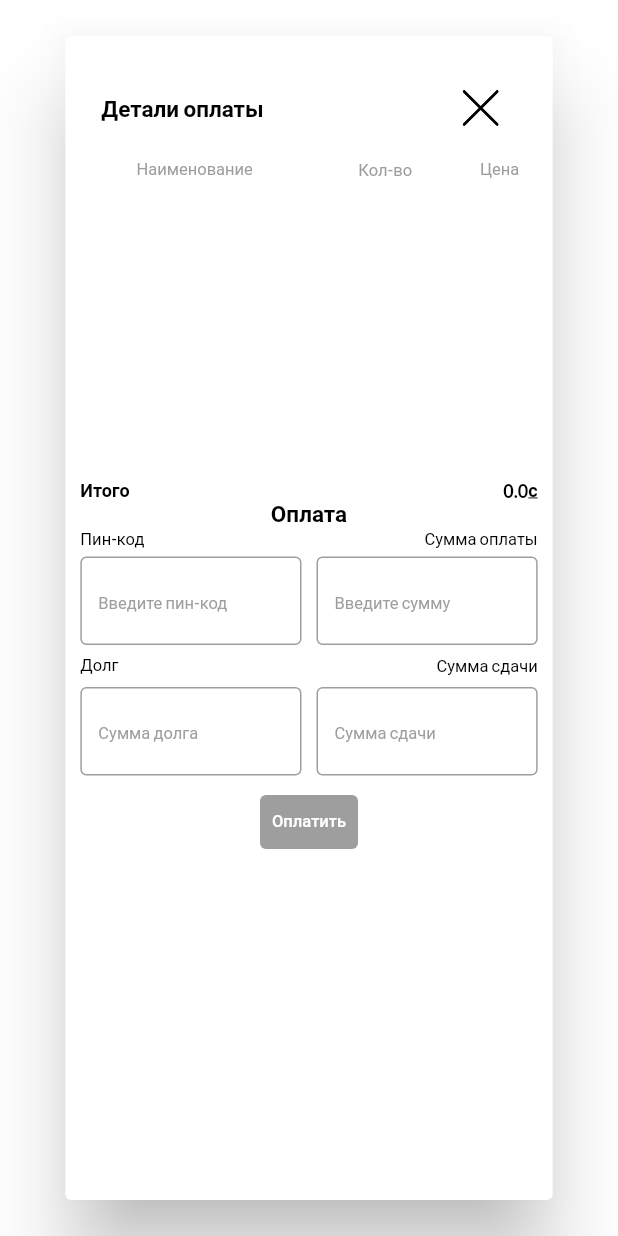
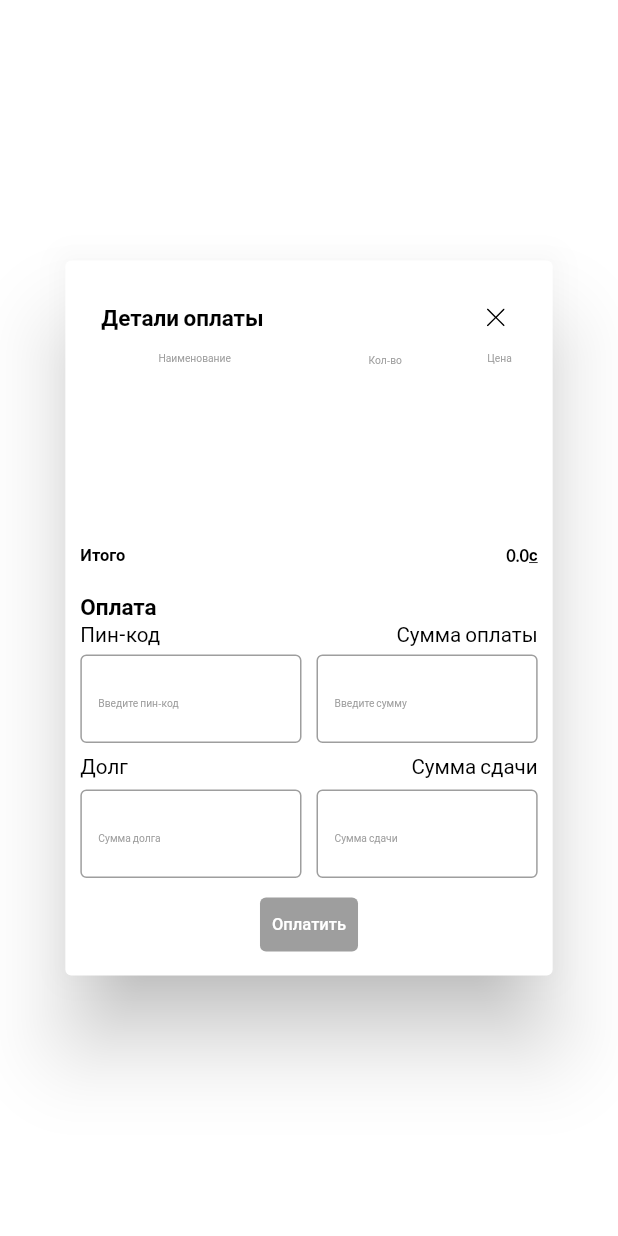
Before and after one commit to jomagsm/it_megacom_hackthon, a Flutter app: the PaymentModalWindow screen opened directly with empty values, on a phone screen of 412 x 824 dp. Run offline on Flutter 3.47's test engine with Material 2 defaults, Android fonts, the phone set to English and light mode, and no system bars; our stand-ins replace bloc, dio, flutter_bloc, flutter_svg, freezed_annotation, google_fonts and 2 more; accounts and stored records are empty; generated files the repository leaves out were written again; network calls fail.

Commit message:
Fix size buffet screen

```diff
--- a/lib/screens/buffet/widgets/card_content.dart
+++ b/lib/screens/buffet/widgets/card_content.dart
@@ -21,7 +21,7 @@ class CardContent extends StatelessWidget {
                 child: Container(
                   width: double.infinity,
                   decoration: BoxDecoration(
-                    color: ColorPalette.productsCardName,
+                    color: ColorPalette.dividerColor,
                     borderRadius: BorderRadius.all(Radius.circular(8)),
                   ),
                   child: Padding(
--- a/lib/screens/buffet/widgets/card_content_price.dart
+++ b/lib/screens/buffet/widgets/card_content_price.dart
@@ -20,7 +20,7 @@ class CardContentPrice extends StatelessWidget {
                 child: Container(
                   margin: EdgeInsets.only(bottom: 7.0.w, right: 10),
                   child: CircleAvatar(
-                    radius: 2.40.h,
+                    radius: 3.0.h,
                     backgroundColor: ColorPalette.productsCardCirculeAvatar,
                     child: RichText(
                       textAlign: TextAlign.center,
--- a/lib/screens/buffet_payment/widgets/payment_modal_data.dart
+++ b/lib/screens/buffet_payment/widgets/payment_modal_data.dart
@@ -27,16 +27,24 @@ class PaymentData extends StatelessWidget {
   @override
   Widget build(BuildContext context) {
     return AlertDialog(
+      scrollable: true,
       contentPadding: EdgeInsets.all(10),
       title: Row(
         mainAxisAlignment: MainAxisAlignment.spaceBetween,
         children: [
           Text(S.of(context).payDetail, style: AtextThemes.titlePage),
-          IconButton(
-            icon: SvgPicture.asset(SvgIconCollect.close),
-            onPressed: () {
-              Navigator.pop(context);
-            },
+          Container(
+            height: 6.75.w,
+            width: 6.75.w,
+            child: IconButton(
+              icon: SvgPicture.asset(
+                SvgIconCollect.close,
+                // fit: BoxFit.cover,
+              ),
+              onPressed: () {
+                Navigator.pop(context);
+              },
+            ),
           )
         ],
       ),
@@ -51,9 +59,15 @@ class PaymentData extends StatelessWidget {
             RowTotal(
               total: data.total.toString(),
             ),
-            Text(
-              "Оплата",
-              style: AtextThemes.titlePage,
+            SizedBox(
+              height: 2.35.h,
+            ),
+            Align(
+              alignment: Alignment.topLeft,
+              child: Text(
+                "Оплата",
+                style: AtextThemes.titlePage,
+              ),
             ),
             Row(mainAxisAlignment: MainAxisAlignment.spaceBetween, children: [
               Text("Пин-код", style: AtextThemes.titleTextField),
--- a/lib/screens/buffet_payment/widgets/row_title.dart
+++ b/lib/screens/buffet_payment/widgets/row_title.dart
@@ -7,6 +7,7 @@ class RowTitile extends StatelessWidget {
   @override
   Widget build(BuildContext context) {
     return Row(
+      mainAxisAlignment: MainAxisAlignment.center,
       children: [
         Expanded(
           flex: 3,
--- a/lib/screens/buffet_payment/widgets/row_total.dart
+++ b/lib/screens/buffet_payment/widgets/row_total.dart
@@ -1,5 +1,6 @@
 import 'package:flutter/material.dart';
 import 'package:it_megacom_hackthon/theme/atext_theme.dart';
+import 'package:sizer/sizer.dart';
 
 class RowTotal extends StatelessWidget {
   final String total;
@@ -19,7 +20,7 @@ class RowTotal extends StatelessWidget {
         Text(total, style: AtextThemes.sumfDebt),
         Text('с',
             style: TextStyle(
-              fontSize: 12,
+              fontSize: 8.0.sp,
               fontWeight: FontWeight.bold,
               color: Colors.black,
               decoration: TextDecoration.underline,
--- a/lib/theme/atext_theme.dart
+++ b/lib/theme/atext_theme.dart
@@ -1,6 +1,6 @@
 import 'package:flutter/material.dart';
 import 'package:it_megacom_hackthon/theme/acolor_theme.dart';
-
+import 'package:sizer/sizer.dart';
 import 'package:google_fonts/google_fonts.dart';
 
 class AtextThemes {
@@ -20,12 +20,12 @@ class AtextThemes {
         color: AcolorPalette.textforgot),
   );
   static TextStyle hintTextField = GoogleFonts.lato(
-    textStyle: TextStyle(fontSize: 11, color: AcolorPalette.titleTf),
+    textStyle: TextStyle(fontSize: 5.0.sp, color: AcolorPalette.titleTf),
   );
   static TextStyle titleTextField = GoogleFonts.lato(
       textStyle: TextStyle(
-        fontSize: 11,
-        fontWeight: FontWeight.normal ,
+          fontSize: 10.0.sp,
+          fontWeight: FontWeight.normal,
           color: AcolorPalette.textforgot));
 
   static TextStyle titlePage = GoogleFonts.lato(
@@ -33,7 +33,6 @@ class AtextThemes {
         fontSize: 15,
         fontWeight: FontWeight.bold,
         color: AcolorPalette.textforgot),
-
   );
   static TextStyle buttonText = GoogleFonts.lato(
     textStyle: TextStyle(fontSize: 11, color: AcolorPalette.titleTf),
@@ -49,7 +48,7 @@ class AtextThemes {
   );
   static TextStyle sumfDebt = GoogleFonts.lato(
       textStyle: TextStyle(
-          fontSize: 12,
+          fontSize: 8.0.sp,
           fontWeight: FontWeight.bold,
           color: AcolorPalette.textforgot));
   static TextStyle listDebt = GoogleFonts.lato(
--- a/lib/theme/text_theme.dart
+++ b/lib/theme/text_theme.dart
@@ -6,13 +6,13 @@ import 'color_theme.dart';
 class TextThemes {
   static var productsName = GoogleFonts.lato(
     textStyle: TextStyle(
-        fontSize: 7.0.sp,
+        fontSize: 9.0.sp,
         height: getTextHeight(10, 20),
         color: ColorPalette.white),
   );
 
   static var productsPrice = GoogleFonts.lato(
-    textStyle: TextStyle(fontSize: 6.0.sp, color: ColorPalette.white),
+    textStyle: TextStyle(fontSize: 7.0.sp, color: ColorPalette.white),
   );
 
   static var productsPiceUnderline = TextStyle(
```
Also changed, not shown: lib/screens/buffet_payment/widgets/list_view.dart (+26 -19 lines). Lines whose indentation alone changed are shown as unchanged.
